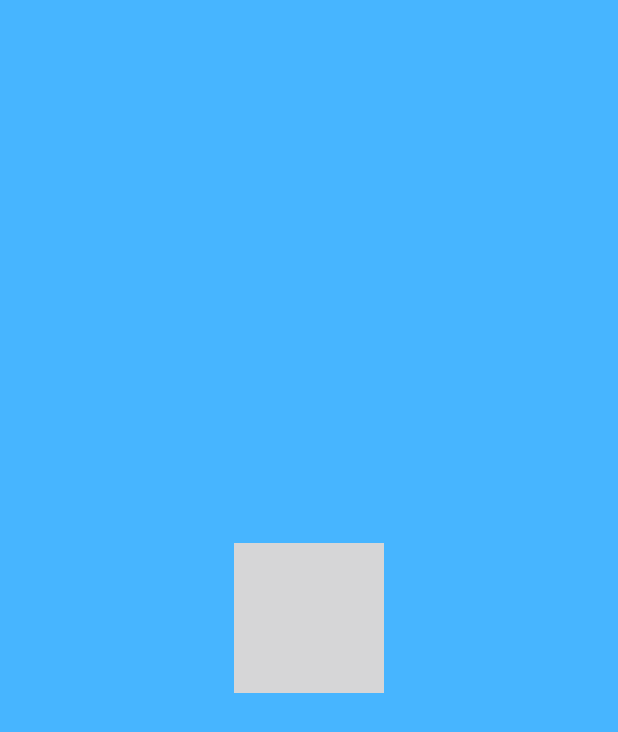
After one commit to gandarain/Story-App, an Android app: the SplashScreenActivity screen opened directly, with no data from a screen before it, on a phone screen of 412 x 824 dp. The commit adds this screen. Shown: the top 732 px of the screen. Run offline under Robolectric (Android 15) with nearby library versions, the phone set to English and light mode, and no system bars.

Commit message:
#### Create SplashScreenActivity

```diff
--- a/app/src/main/AndroidManifest.xml
+++ b/app/src/main/AndroidManifest.xml
@@ -10,14 +10,18 @@
         android:supportsRtl="true"
         android:theme="@style/Theme.StoryApp">
         <activity
-            android:name=".LoginActivity"
-            android:exported="true">
+            android:name=".SplashScreenActivity"
+            android:exported="true"
+            android:theme="@style/SplashScreen">
             <intent-filter>
                 <action android:name="android.intent.action.MAIN" />
 
                 <category android:name="android.intent.category.LAUNCHER" />
             </intent-filter>
         </activity>
+        <activity
+            android:name=".LoginActivity"
+            android:exported="false" />
     </application>
 
 </manifest>
--- /dev/null
+++ b/app/src/main/java/com/dicoding/storyapp/SplashScreenActivity.kt
@@ -0,0 +1,27 @@
+package com.dicoding.storyapp
+
+import android.content.Intent
+import androidx.appcompat.app.AppCompatActivity
+import android.os.Bundle
+import android.os.Handler
+import android.os.Looper
+import com.dicoding.storyapp.constants.Constants
+
+class SplashScreenActivity : AppCompatActivity() {
+    override fun onCreate(savedInstanceState: Bundle?) {
+        super.onCreate(savedInstanceState)
+        setContentView(R.layout.activity_splash_screen)
+
+        splashScreenHandler()
+    }
+
+    private fun splashScreenHandler() {
+        val splashTimer: Long = Constants.SPLASH_SCREEN_TIMER
+
+        Handler(Looper.getMainLooper()).postDelayed({
+            val intent = Intent(this, LoginActivity::class.java)
+            startActivity(intent)
+            finish()
+        }, splashTimer)
+    }
+}
--- /dev/null
+++ b/app/src/main/java/com/dicoding/storyapp/constants/Constants.kt
@@ -0,0 +1,7 @@
+package com.dicoding.storyapp.constants
+
+class Constants {
+    companion object {
+        const val SPLASH_SCREEN_TIMER: Long = 3000
+    }
+}
--- /dev/null
+++ b/app/src/main/res/drawable-v23/splash_bg.xml
@@ -0,0 +1,16 @@
+<?xml version="1.0" encoding="utf-8"?>
+<layer-list xmlns:android="http://schemas.android.com/apk/res/android">
+    <item>
+        <shape>
+            <solid android:color="@color/primaryColor" />
+        </shape>
+    </item>
+    <item
+        android:width="100dp"
+        android:height="100dp"
+        android:gravity="center">
+        <bitmap
+            android:gravity="fill_horizontal|fill_vertical"
+            android:src="@drawable/fantasy" />
+    </item>
+</layer-list>
--- /dev/null
+++ b/app/src/main/res/drawable/splash_bg.xml
@@ -0,0 +1,16 @@
+<?xml version="1.0" encoding="utf-8"?>
+<layer-list xmlns:android="http://schemas.android.com/apk/res/android">
+    <item>
+        <shape>
+            <solid android:color="@color/primaryColor" />
+        </shape>
+    </item>
+    <item
+        android:width="100dp"
+        android:height="100dp"
+        android:gravity="center">
+        <bitmap
+            android:gravity="fill_horizontal|fill_vertical"
+            android:src="@drawable/fantasy" />
+    </item>
+</layer-list>
--- /dev/null
+++ b/app/src/main/res/layout/activity_splash_screen.xml
@@ -0,0 +1,9 @@
+<?xml version="1.0" encoding="utf-8"?>
+<androidx.constraintlayout.widget.ConstraintLayout xmlns:android="http://schemas.android.com/apk/res/android"
+    xmlns:app="http://schemas.android.com/apk/res-auto"
+    xmlns:tools="http://schemas.android.com/tools"
+    android:layout_width="match_parent"
+    android:layout_height="match_parent"
+    tools:context=".SplashScreenActivity">
+
+</androidx.constraintlayout.widget.ConstraintLayout>
--- a/app/src/main/res/values-night/themes.xml
+++ b/app/src/main/res/values-night/themes.xml
@@ -13,4 +13,11 @@
         <item name="android:statusBarColor" tools:targetApi="l">?attr/colorPrimaryVariant</item>
         <!-- Customize your theme here. -->
     </style>
+
+    <style name="SplashScreen" parent="Theme.MaterialComponents.DayNight.NoActionBar">
+        <item name="android:windowBackground">@drawable/splash_bg</item>
+        <item name="android:fitsSystemWindows">true</item>
+        <item name="android:windowTranslucentStatus">true</item>
+        <item name="android:windowTranslucentNavigation">true</item>
+    </style>
 </resources>
--- a/app/src/main/res/values/themes.xml
+++ b/app/src/main/res/values/themes.xml
@@ -13,4 +13,11 @@
         <item name="android:statusBarColor" tools:targetApi="l">?attr/colorPrimaryVariant</item>
         <!-- Customize your theme here. -->
     </style>
+
+    <style name="SplashScreen" parent="Theme.MaterialComponents.DayNight.NoActionBar">
+        <item name="android:windowBackground">@drawable/splash_bg</item>
+        <item name="android:fitsSystemWindows">true</item>
+        <item name="android:windowTranslucentStatus">true</item>
+        <item name="android:windowTranslucentNavigation">true</item>
+    </style>
 </resources>
```
